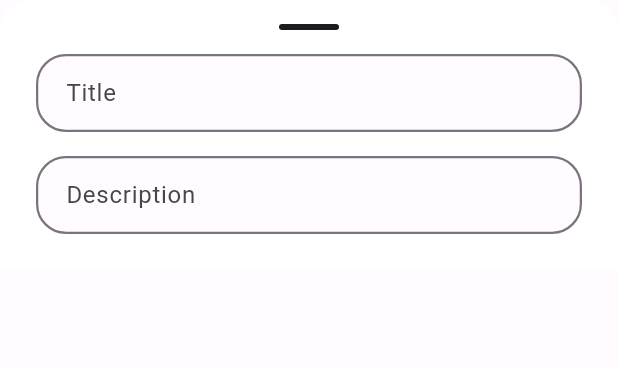
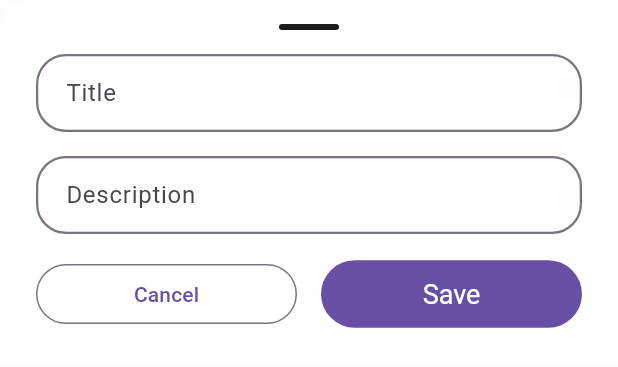
Before and after one commit to STlarner/map-interest-points, a Flutter app: the InterestPointBottomSheet widget shown alone on an empty page, opened directly, on a phone screen of 412 x 824 dp. Shown: the top 367 px of the screen. Run offline on Flutter 3.47's test engine with Material 3 defaults, Android fonts, the phone set to English and light mode, and no system bars; our stand-ins replace cloud_firestore, firebase_auth, firebase_core, firebase_storage, flutter_animate, flutter_map and 6 more; missing offline and left inert: dart:ffi; accounts and stored records are empty; network calls fail.

```diff
--- a/packages/app/lib/ui/screens/interest_point_bottom_sheet/interest_point_bottom_sheet.dart
+++ b/packages/app/lib/ui/screens/interest_point_bottom_sheet/interest_point_bottom_sheet.dart
@@ -71,6 +71,24 @@ class _InterestPointBottomSheetState extends State<InterestPointBottomSheet> {
                       border: OutlineInputBorder(),
                     ),
                   ),
+                  Row(
+                    mainAxisSize: MainAxisSize.max,
+                    spacing: 16,
+                    children: [
+                      Expanded(
+                        child: OutlinedButton(
+                          child: const Text("Cancel"),
+                          onPressed: () {},
+                        ),
+                      ),
+                      Expanded(
+                        child: FilledButton(
+                          child: const Text("Save"),
+                          onPressed: () {},
+                        ),
+                      ),
+                    ],
+                  ),
                 ],
               ),
             ),
--- a/packages/ui/lib/ui.dart
+++ b/packages/ui/lib/ui.dart
@@ -1,3 +1,5 @@
+export "package:flutter_animate/flutter_animate.dart";
 export "package:shimmer/shimmer.dart";
+
 export "extensions/context_extensions/context_color_scheme_extension.dart";
 export "extensions/context_extensions/context_text_style_extension.dart";
--- a/packages/ui/pubspec.yaml
+++ b/packages/ui/pubspec.yaml
@@ -14,6 +14,8 @@ dependencies:
   core:
     path: ../core
   shimmer: ^3.0.0
+  flutter_animate: ^4.5.2
+
 
 dev_dependencies:
   flutter_test:
```
Also changed, not shown: packages/app/lib/notifiers/trip_detail_notifier.dart (+13 -0 lines), packages/app/lib/ui/screens/map_screen/map_screen.dart (+39 -18 lines).
